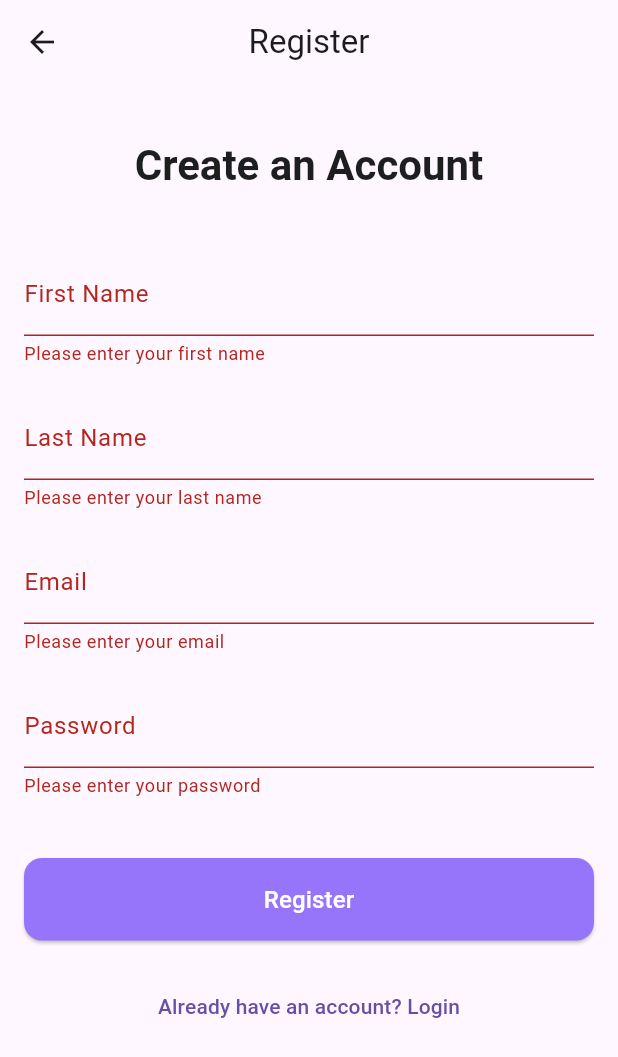
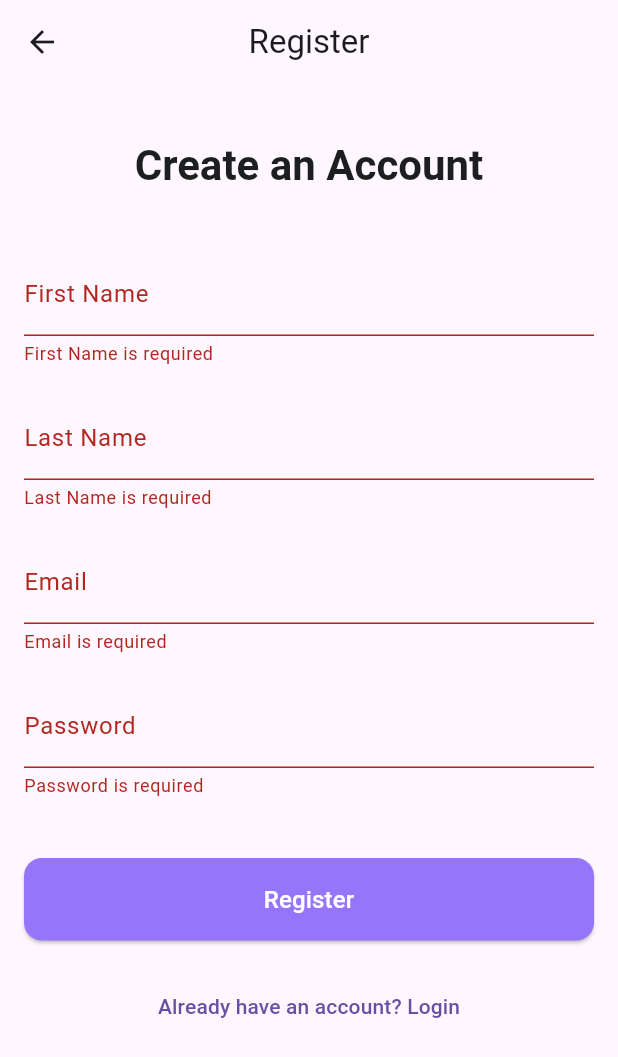
Before and after one commit to mohamedrashad102/flutter-mentors-r3, a Flutter app: the RegisterView screen opened directly, after a tap on "Register", on a phone screen of 412 x 824 dp. Shown: the top 1057 px of the screen. Run offline on Flutter 3.47's test engine with Material 3 defaults, Android fonts, the light colour scheme and no system bars; our stand-ins replace dartz, device_preview, dio, equatable, flutter_bloc, flutter_secure_storage and 4 more; accounts and stored records are empty.

Commit message:
feat(auth): Enable server-side validation on auth forms
This commit enhances the authentication forms by implementing server-side validation, providing users with specific feedback directly on the input fields. This improves the user experience by making it clear which fields have errors and why.

- **Server-Side Validation UI:**
  - The `CustomTextField` widget has been updated to accept an `errorText` parameter, allowing server-side validation messages to be displayed.
  - The authentication forms now use `BlocBuilder` to listen for `AuthFailure` states and extract validation errors for each specific field from the `failure.errorDetails` map.
  - This provides immediate and context-specific feedback to the user (e.g., "Email is already taken").

- **Centralized Validation Logic:**
  - A `ValidatorHelper` class has been created to centralize all client-side form validation logic (e.g., email format, password strength). This improves code reuse and maintainability.

- **Refined Data Layer:**
  - The `AuthRemoteDataSource` now consistently returns `Either<Failure, T>` for all methods, ensuring a unified error handling approach.
  - The `AuthRepositoryImpl` has been simplified, as the responsibility for catching exceptions and wrapping them in a `Failure` object is now fully handled by the data source.

- **Improved Logging:**
  - A `dPrint` helper has been introduced to ensure that logging only occurs in debug mode, cleaning up the production console output.

This feature makes the authentication process more user-friendly and robust by providing clear, field-specific error messages from the server.

```diff
--- a/lib/core/error/dio_exception_handler.dart
+++ b/lib/core/error/dio_exception_handler.dart
@@ -466,9 +466,6 @@ class DioExceptionHandler {
 
   /// Extract validation errors from response data
   static Map<String, dynamic>? _extractValidationErrors(dynamic responseData) {
-    print('-' * 50);
-    print(responseData);
-    print('-' * 50);
     if (responseData == null) return null;
 
     try {
--- /dev/null
+++ b/lib/core/helpers/validator_helper.dart
@@ -0,0 +1,64 @@
+class ValidatorHelper {
+  /// Validate email format
+  static String? validateEmail(String? value) {
+    if (value == null || value.isEmpty) {
+      return 'Email is required';
+    }
+    final emailRegex = RegExp(r'^[\w-\.]+@([\w-]+\.)+[\w-]{2,4}$');
+    if (!emailRegex.hasMatch(value)) {
+      return 'Enter a valid email address';
+    }
+    return null;
+  }
+
+  /// Validate password strength
+  static String? validatePassword(String? value, {int minLength = 6}) {
+    if (value == null || value.isEmpty) {
+      return 'Password is required';
+    }
+    if (value.length < minLength) {
+      return 'Password must be at least $minLength characters long';
+    }
+    final hasUpperCase = value.contains(RegExp(r'[A-Z]'));
+    final hasLowerCase = value.contains(RegExp(r'[a-z]'));
+    final hasDigit = value.contains(RegExp(r'\d'));
+    final hasSpecialChar = value.contains(RegExp(r'[!@#\$&*~]'));
+
+    if (!hasUpperCase || !hasLowerCase || !hasDigit || !hasSpecialChar) {
+      return 'Password must contain upper, lower, number & special character';
+    }
+    return null;
+  }
+
+  /// Validate phone number (basic international format)
+  static String? validatePhone(String? value) {
+    if (value == null || value.isEmpty) {
+      return 'Phone number is required';
+    }
+    final phoneRegex = RegExp(r'^\+?[0-9]{8,15}$');
+    if (!phoneRegex.hasMatch(value)) {
+      return 'Enter a valid phone number';
+    }
+    return null;
+  }
+
+  /// Validate a required text field
+  static String? validateRequired(String? value, {String fieldName = 'Field'}) {
+    if (value == null || value.trim().isEmpty) {
+      return '$fieldName is required';
+    }
+    return null;
+  }
+
+  /// Validate username (letters, numbers, underscores)
+  static String? validateUsername(String? value) {
+    if (value == null || value.isEmpty) {
+      return 'Username is required';
+    }
+    final usernameRegex = RegExp(r'^[a-zA-Z0-9_]{3,20}$');
+    if (!usernameRegex.hasMatch(value)) {
+      return 'Username must be 3–20 chars (letters, numbers, underscores only)';
+    }
+    return null;
+  }
+}
--- a/lib/core/widgets/custom_text_field.dart
+++ b/lib/core/widgets/custom_text_field.dart
@@ -2,17 +2,19 @@ import 'package:flutter/material.dart';
 
 class CustomTextField extends StatelessWidget {
   final TextEditingController controller;
-  final String labelText;
+  final String? labelText;
   final bool obscureText;
   final TextInputType keyboardType;
+  final String? errorText;
   final String? Function(String?)? validator;
 
   const CustomTextField({
     super.key,
     required this.controller,
-    required this.labelText,
+    this.labelText,
     this.obscureText = false,
     this.keyboardType = TextInputType.text,
+    this.errorText,
     this.validator,
   });
 
@@ -20,7 +22,7 @@ class CustomTextField extends StatelessWidget {
   Widget build(BuildContext context) {
     return TextFormField(
       controller: controller,
-      decoration: InputDecoration(labelText: labelText),
+      decoration: InputDecoration(labelText: labelText, errorText: errorText),
       obscureText: obscureText,
       keyboardType: keyboardType,
       validator: validator,
--- /dev/null
+++ b/lib/features/auth/presentation/widgets/register_email_field.dart
@@ -0,0 +1,37 @@
+import 'package:flutter/material.dart';
+import 'package:flutter_bloc/flutter_bloc.dart';
+
+import '../../../../core/helpers/validator_helper.dart';
+import '../../../../core/widgets/custom_text_field.dart';
+import '../cubit/auth_cubit.dart';
+
+class RegisterEmailField extends StatelessWidget {
+  const RegisterEmailField({
+    super.key,
+    required TextEditingController emailController,
+  }) : _emailController = emailController;
+
+  final TextEditingController _emailController;
+
+  @override
+  Widget build(BuildContext context) {
+    return BlocBuilder<AuthCubit, AuthState>(
+      builder: (context, state) {
+        String? emailError;
+        if (state is AuthFailure && state.failure.errorDetails != null) {
+          final errors = state.failure.errorDetails!['email'];
+          if (errors is List && errors.isNotEmpty) {
+            emailError = errors.first;
+          }
+        }
+        return CustomTextField(
+          controller: _emailController,
+          labelText: 'Email',
+          keyboardType: TextInputType.emailAddress,
+          validator: (value) => ValidatorHelper.validateEmail(value),
+          errorText: emailError,
+        );
+      },
+    );
+  }
+}
--- /dev/null
+++ b/lib/features/auth/presentation/widgets/register_first_name_field.dart
@@ -0,0 +1,37 @@
+import 'package:flutter/material.dart';
+import 'package:flutter_bloc/flutter_bloc.dart';
+
+import '../../../../core/helpers/validator_helper.dart';
+import '../../../../core/widgets/custom_text_field.dart';
+import '../cubit/auth_cubit.dart';
+
+class RegisterFirstNameField extends StatelessWidget {
+  const RegisterFirstNameField({
+    super.key,
+    required TextEditingController firstNameController,
+  }) : _firstNameController = firstNameController;
+
+  final TextEditingController _firstNameController;
+
+  @override
+  Widget build(BuildContext context) {
+    return BlocBuilder<AuthCubit, AuthState>(
+      builder: (context, state) {
+        String? firstNameError;
+        if (state is AuthFailure && state.failure.errorDetails != null) {
+          final errors = state.failure.errorDetails!['firstName'];
+          if (errors is List && errors.isNotEmpty) {
+            firstNameError = errors.first;
+          }
+        }
+        return CustomTextField(
+          controller: _firstNameController,
+          labelText: 'First Name',
+          validator: (value) =>
+              ValidatorHelper.validateRequired(value, fieldName: 'First Name'),
+          errorText: firstNameError,
+        );
+      },
+    );
+  }
+}
--- a/lib/features/auth/presentation/widgets/register_form.dart
+++ b/lib/features/auth/presentation/widgets/register_form.dart
@@ -5,8 +5,11 @@ import 'package:go_router/go_router.dart';
 import '../../../../core/utils/app_colors.dart';
 import '../../../../core/utils/app_router.dart';
 import '../../../../core/widgets/custom_button.dart';
-import '../../../../core/widgets/custom_text_field.dart';
 import '../cubit/auth_cubit.dart';
+import 'register_email_field.dart';
+import 'register_first_name_field.dart';
+import 'register_last_name_field.dart';
+import 'register_password_field.dart';
 
 class RegisterForm extends StatefulWidget {
   const RegisterForm({super.key});
@@ -69,54 +72,13 @@ class _RegisterFormState extends State<RegisterForm> {
               ),
             ),
             const SizedBox(height: 40),
-            CustomTextField(
-              controller: _firstNameController,
-              labelText: 'First Name',
-              validator: (value) {
-                if (value == null || value.isEmpty) {
-                  return 'Please enter your first name';
-                }
-                return null;
-              },
-            ),
+            RegisterFirstNameField(firstNameController: _firstNameController),
             const SizedBox(height: 20),
-            CustomTextField(
-              controller: _lastNameController,
-              labelText: 'Last Name',
-              validator: (value) {
-                if (value == null || value.isEmpty) {
-                  return 'Please enter your last name';
-                }
-                return null;
-              },
-            ),
+            RegisterLastNameField(lastNameController: _lastNameController),
             const SizedBox(height: 20),
-            CustomTextField(
-              controller: _emailController,
-              labelText: 'Email',
-              keyboardType: TextInputType.emailAddress,
-              validator: (value) {
-                if (value == null || value.isEmpty) {
-                  return 'Please enter your email';
-                }
-                if (!value.contains('@')) {
-                  return 'Please enter a valid email';
-                }
-                return null;
-              },
-            ),
+            RegisterEmailField(emailController: _emailController),
             const SizedBox(height: 20),
-            CustomTextField(
-              controller: _passwordController,
-              labelText: 'Password',
-              obscureText: true,
-              validator: (value) {
-                if (value == null || value.isEmpty) {
-                  return 'Please enter your password';
-                }
-                return null;
-              },
-            ),
+            RegisterPasswordField(passwordController: _passwordController),
             const SizedBox(height: 40),
             BlocBuilder<AuthCubit, AuthState>(
               builder: (context, state) {
--- /dev/null
+++ b/lib/features/auth/presentation/widgets/register_last_name_field.dart
@@ -0,0 +1,40 @@
+import 'package:flutter/material.dart';
+import 'package:flutter_bloc/flutter_bloc.dart';
+import '../../../../core/helpers/validator_helper.dart';
+import '../../../../core/widgets/custom_text_field.dart';
+import '../cubit/auth_cubit.dart';
+
+class RegisterLastNameField extends StatelessWidget {
+  const RegisterLastNameField({
+    super.key,
+    required TextEditingController lastNameController,
+  }) : _lastNameController = lastNameController;
+
+  final TextEditingController _lastNameController;
+
+  @override
+  Widget build(BuildContext context) {
+    return BlocBuilder<AuthCubit, AuthState>(
+      builder: (context, state) {
+        String? lastNameError;
+        if (state is AuthFailure &&
+            state.failure.errorDetails != null) {
+          final errors =
+              state.failure.errorDetails!['lastName'];
+          if (errors is List && errors.isNotEmpty) {
+            lastNameError = errors.first;
+          }
+        }
+        return CustomTextField(
+          controller: _lastNameController,
+          labelText: 'Last Name',
+          validator: (value) => ValidatorHelper.validateRequired(
+            value,
+            fieldName: 'Last Name',
+          ),
+          errorText: lastNameError,
+        );
+      },
+    );
+  }
+}
--- /dev/null
+++ b/lib/features/auth/presentation/widgets/register_password_field.dart
@@ -0,0 +1,38 @@
+import 'package:flutter/material.dart';
+import 'package:flutter_bloc/flutter_bloc.dart';
+import '../../../../core/helpers/validator_helper.dart';
+import '../../../../core/widgets/custom_text_field.dart';
+import '../cubit/auth_cubit.dart';
+
+class RegisterPasswordField extends StatelessWidget {
+  const RegisterPasswordField({
+    super.key,
+    required TextEditingController passwordController,
+  }) : _passwordController = passwordController;
+
+  final TextEditingController _passwordController;
+
+  @override
+  Widget build(BuildContext context) {
+    return BlocBuilder<AuthCubit, AuthState>(
+      builder: (context, state) {
+        String? passwordError;
+        if (state is AuthFailure &&
+            state.failure.errorDetails != null) {
+          final errors =
+              state.failure.errorDetails!['password'];
+          if (errors is List && errors.isNotEmpty) {
+            passwordError = errors.first;
+          }
+        }
+        return CustomTextField(
+          controller: _passwordController,
+          labelText: 'Password',
+          obscureText: true,
+          validator: (value) => ValidatorHelper.validatePassword(value),
+          errorText: passwordError,
+        );
+      },
+    );
+  }
+}
```
Also changed, not shown: lib/core/error/exceptions.dart (+5 -5 lines), lib/core/helpers/d_print.dart (added, +9 -0 lines), lib/core/network/dio_helper.dart (+10 -9 lines), lib/features/auth/data/datasources/auth_remote_data_source.dart (+36 -11 lines), lib/features/auth/data/repositories/auth_repository_impl.dart (+3 -19 lines), lib/features/auth/presentation/widgets/email_input.dart (+9 -12 lines), lib/features/auth/presentation/widgets/login_email_form.dart (added, +30 -0 lines), lib/features/auth/presentation/widgets/login_form.dart (+4 -4 lines), lib/features/auth/presentation/widgets/login_password_form.dart (added, +33 -0 lines), lib/features/auth/presentation/widgets/password_input.dart (+9 -9 lines).
